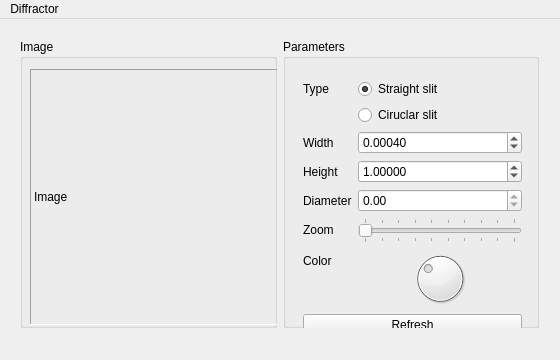
Before: the Qt Designer form mainwindow.ui in plefebvre91/Diffractr, drawn with Qt 5.
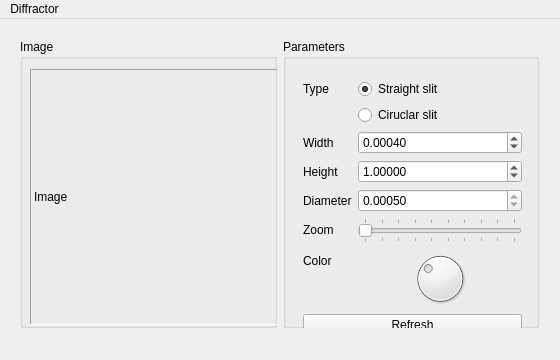
After: the same form once the commit is applied.

Diff of the .ui file:
```diff
--- a/mainwindow.ui
+++ b/mainwindow.ui
@@ -200,6 +200,18 @@
              <property name="readOnly">
               <bool>true</bool>
              </property>
+             <property name="decimals">
+              <number>5</number>
+             </property>
+             <property name="minimum">
+              <double>0.000010000000000</double>
+             </property>
+             <property name="singleStep">
+              <double>0.000010000000000</double>
+             </property>
+             <property name="value">
+              <double>0.000500000000000</double>
+             </property>
             </widget>
            </item>
            <item row="6" column="0">
```
